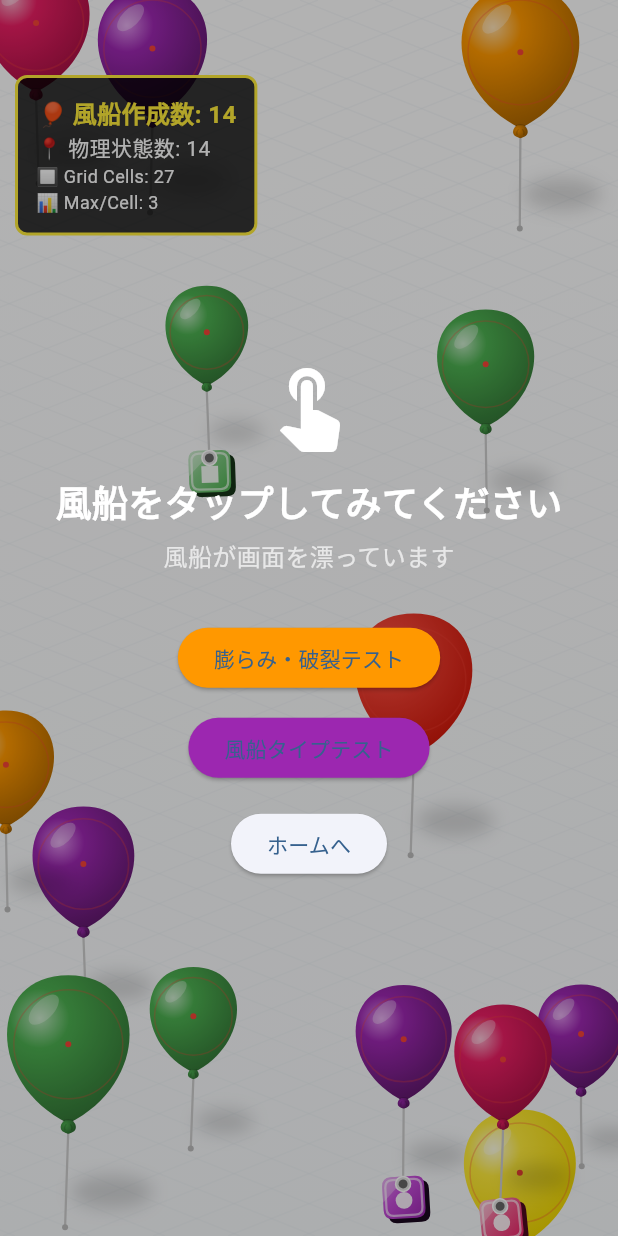
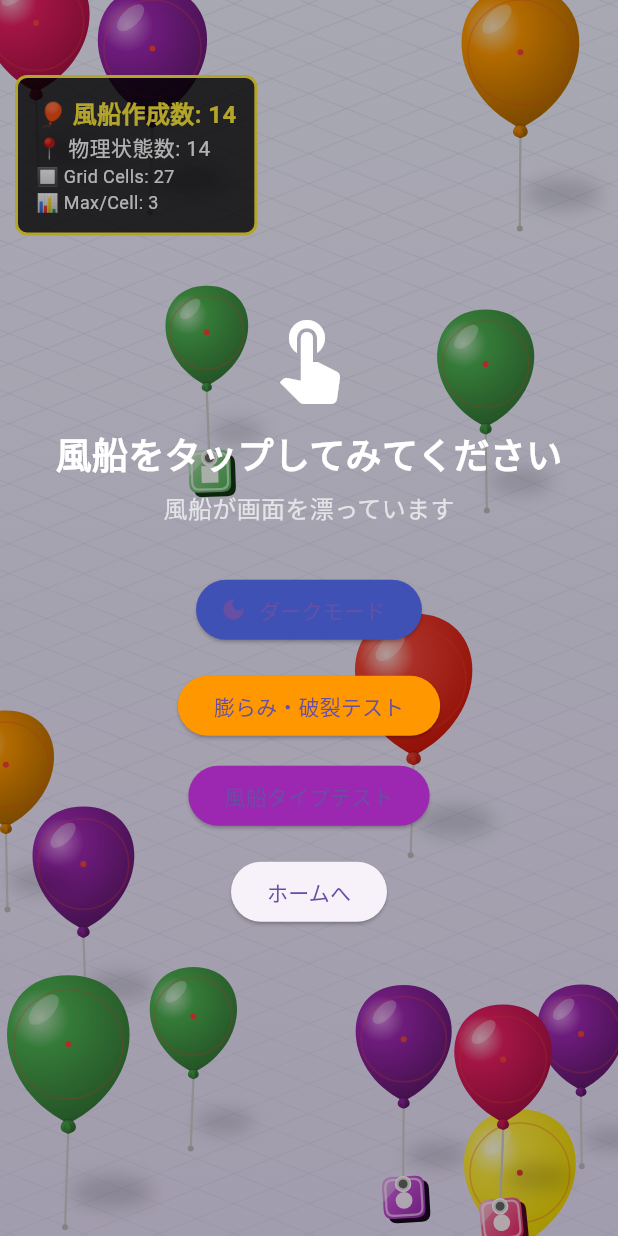
Before and after one commit to tasbal-org/app, a Flutter app: the screen it shows after launch, on a phone screen of 412 x 824 dp. Run offline on Flutter 3.47's test engine with Material 3 defaults, Android fonts, the phone set to English and light mode, and no system bars; our stand-ins replace dartz, dio, equatable, flutter_redux, get_it, go_router and 4 more; accounts and stored records are empty.

Commit message:
feat: Update balloon background and grid painters with new gradient colors feat: Refactor BalloonTestScreen to support dark mode toggle

```diff
--- a/src/frontend/lib/src/features/balloon/presentation/screens/balloon_test_screen.dart
+++ b/src/frontend/lib/src/features/balloon/presentation/screens/balloon_test_screen.dart
@@ -10,12 +10,22 @@ import 'package:tasbal/src/core/widgets/balloon/balloon_background.dart';
 /// 風船テスト画面
 ///
 /// 風船の動きを確認するためのシンプルな画面
-class BalloonTestScreen extends StatelessWidget {
+class BalloonTestScreen extends StatefulWidget {
   const BalloonTestScreen({super.key});
 
   @override
+  State<BalloonTestScreen> createState() => _BalloonTestScreenState();
+}
+
+class _BalloonTestScreenState extends State<BalloonTestScreen> {
+  /// ダークモードフラグ
+  bool _isDarkMode = false;
+
+  @override
   Widget build(BuildContext context) {
-    return Scaffold(
+    return Theme(
+      data: _isDarkMode ? ThemeData.dark() : ThemeData.light(),
+      child: Scaffold(
         body: BalloonBackground(
           quality: BalloonQuality.normal, // 14個の風船を表示
           debugMode: true,
@@ -59,6 +69,22 @@ class BalloonTestScreen extends StatelessWidget {
                     ),
                   ),
                   const SizedBox(height: 32),
+                  // ダークモード切り替えボタン
+                  ElevatedButton.icon(
+                    onPressed: () {
+                      setState(() {
+                        _isDarkMode = !_isDarkMode;
+                      });
+                    },
+                    icon: Icon(
+                      _isDarkMode ? Icons.light_mode : Icons.dark_mode,
+                    ),
+                    label: Text(_isDarkMode ? 'ライトモード' : 'ダークモード'),
+                    style: ElevatedButton.styleFrom(
+                      backgroundColor: _isDarkMode ? Colors.amber : Colors.indigo,
+                    ),
+                  ),
+                  const SizedBox(height: 16),
                   ElevatedButton(
                     onPressed: () => context.go('/balloon-inflation-test'),
                     style: ElevatedButton.styleFrom(
@@ -84,6 +110,7 @@ class BalloonTestScreen extends StatelessWidget {
             ),
           ),
         ),
+      ),
     );
   }
 }
```
Also changed, not shown: src/frontend/lib/src/core/widgets/balloon/balloon_background_painter.dart (+5 -4 lines), src/frontend/lib/src/core/widgets/balloon/balloon_grid_painter.dart (+5 -3 lines). Lines whose indentation alone changed are shown as unchanged.
